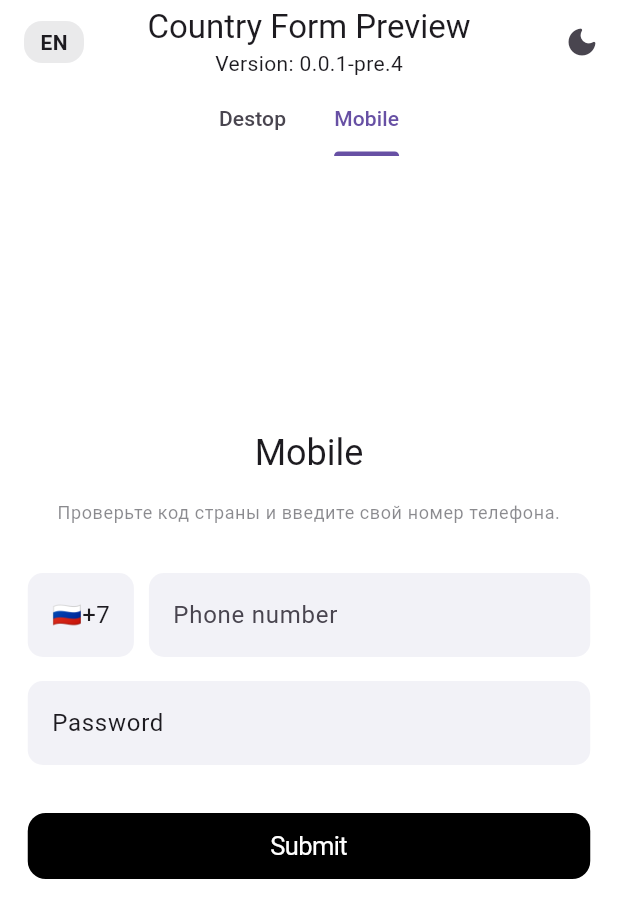
After one commit to ziqq/flutter_simple_country_picker, a Flutter app: the screen it shows after launch, tab 2 chosen, on a phone screen of 412 x 824 dp. The commit adds this screen. Shown: the top 918 px of the screen. Run offline on Flutter 3.47's test engine with Material 3 defaults, Android fonts, the phone set to English and light mode, and no system bars; missing offline and left inert: pull_down_button.

Commit message:
chore: update example

```diff
--- a/example/lib/main.dart
+++ b/example/lib/main.dart
@@ -6,7 +6,7 @@ import 'package:example/src/common/util/app_zone.dart';
 import 'package:example/src/common/util/error_util.dart';
 import 'package:example/src/common/widget/app.dart' deferred as app;
 import 'package:example/src/common/widget/app_error.dart' deferred as app_error;
-import 'package:example/src/preview/county_picker_preview.dart';
+import 'package:example/src/preview/country_picker_form_preview.dart';
 import 'package:flutter/cupertino.dart';
 import 'package:flutter/material.dart';
 
@@ -24,7 +24,7 @@ void main() => appZone(
                   (progress: progress, message: message),
               onSuccess: (_) async {
                 await app.loadLibrary();
-                runApp(app.App(home: const CountryPickerPreview()));
+                runApp(app.App(home: const CountryPickerFormPreview()));
               },
               onError: (error, stackTrace) async {
                 await app_error.loadLibrary();
--- /dev/null
+++ b/example/lib/src/common/util/country_picker_state_mixin.dart
@@ -0,0 +1,78 @@
+// Anton Ustinoff <a.a.ustinoff@gmail.com>, 14 October 2024
+
+import 'package:flutter/cupertino.dart';
+import 'package:flutter/material.dart';
+import 'package:flutter/services.dart';
+import 'package:flutter_simple_country_picker/flutter_simple_country_picker.dart';
+import 'package:l/l.dart';
+
+/// CountryPickerPreviewStateMixin.
+///
+/// {@macro county_picker_form_preview}
+mixin CountryPickerPreviewStateMixin<T extends StatefulWidget> on State<T> {
+  /// Phone controller
+  final TextEditingController controller = TextEditingController();
+
+  /// Selected country
+  final ValueNotifier<Country?> selected = ValueNotifier(null);
+
+  /// Selected country name
+  String country = 'Россия';
+
+  /// Selected country code
+  String countryCode = '7';
+
+  /// Selected country flag
+  String countryFlag = '🇷🇺';
+
+  /// Selected country mask
+  String? mask = '000 000 0000';
+
+  /// Completed phone number
+  String? get completedPhoneNumber =>
+      '+$countryCode${controller.text.replaceAll(" ", "")}';
+
+  @override
+  void dispose() {
+    controller.dispose();
+    selected.dispose();
+    super.dispose();
+  }
+
+  /// Select the country.
+  void onSelect(Country newCountry) {
+    l.i('Selected country $country');
+    selected.value = newCountry;
+    setState(() {
+      country = '${newCountry.flagEmoji} ${newCountry.nameLocalized}';
+      countryCode = newCountry.phoneCode;
+      countryFlag = newCountry.flagEmoji;
+      mask = newCountry.mask;
+    });
+    l
+      ..i('country: $country')
+      ..i('countryCode: $countryCode')
+      ..i('countryFlag: $countryFlag')
+      ..i('mask: $mask');
+  }
+
+  /// Submit the form.
+  void onSubmit() {
+    HapticFeedback.heavyImpact().ignore();
+    ScaffoldMessenger.maybeOf(context)?.showSnackBar(
+      SnackBar(
+        backgroundColor: CupertinoDynamicColor.resolve(
+          CupertinoColors.systemGreen,
+          context,
+        ),
+        content: Text(
+          'PHONE: $completedPhoneNumber',
+          style: Theme.of(context)
+              .textTheme
+              .bodyMedium
+              ?.copyWith(color: CupertinoColors.white),
+        ),
+      ),
+    );
+  }
+}
--- /dev/null
+++ b/example/lib/src/preview/country_picker_form_mobile_preview.dart
@@ -0,0 +1,136 @@
+import 'package:example/src/common/constant/constants.dart';
+import 'package:example/src/common/util/country_picker_state_mixin.dart';
+import 'package:example/src/common/widget/common_padding.dart';
+import 'package:flutter/cupertino.dart';
+import 'package:flutter/material.dart';
+import 'package:flutter_simple_country_picker/flutter_simple_country_picker.dart';
+
+/// {@template country_picker_mobile_preview}
+/// CountryPickerForm$MobilePreview widget.
+/// {@endtemplate}
+class CountryPickerForm$MobilePreview extends StatelessWidget {
+  /// {@macro country_picker_mobile_preview}
+  const CountryPickerForm$MobilePreview({
+    super.key, // ignore: unused_element
+  });
+
+  /// Title of the widget.
+  static const String title = 'Mobile';
+
+  @override
+  Widget build(BuildContext context) => const _Mobile();
+}
+
+/// {@template county_picker_form_preview}
+/// _Mobile widget.
+/// {@endtemplate}
+class _Mobile extends StatefulWidget {
+  /// {@macro county_picker_form_preview}
+  const _Mobile({
+    super.key, // ignore: unused_element
+  });
+
+  @override
+  State<_Mobile> createState() => _MobileState();
+}
+
+/// State for widget [_Mobile].
+class _MobileState extends State<_Mobile> with CountryPickerPreviewStateMixin {
+  @override
+  Widget build(BuildContext context) => Padding(
+        padding: CommonPadding.of(context),
+        child: Column(
+          crossAxisAlignment: CrossAxisAlignment.center,
+          mainAxisAlignment: MainAxisAlignment.center,
+          children: [
+            Text(
+              'Mobile',
+              style: Theme.of(context).textTheme.headlineSmall,
+              textAlign: TextAlign.center,
+            ),
+            const SizedBox(height: kDefaultPadding),
+            Text(
+              'Проверьте код страны и введите свой номер телефона.',
+              style: Theme.of(context).textTheme.bodySmall?.copyWith(
+                    color: CupertinoDynamicColor.resolve(
+                      CupertinoColors.secondaryLabel,
+                      context,
+                    ),
+                  ),
+              textAlign: TextAlign.center,
+            ),
+            const SizedBox(height: kDefaultPadding * 2),
+
+            // --- Country phone input --- //
+            CountryPhoneInput(
+              countryCode: countryCode,
+              countryFlag: countryFlag,
+              filter: kFilteredCountries,
+              onSelect: onSelect,
+              selected: selected,
+            ),
+            const SizedBox(height: kDefaultPadding),
+
+            // --- Password input --- //
+            DecoratedBox(
+              decoration: BoxDecoration(
+                color: CupertinoDynamicColor.resolve(
+                  CupertinoColors.secondarySystemBackground,
+                  context,
+                ),
+                borderRadius: const BorderRadius.all(Radius.circular(10)),
+              ),
+              child: ConstrainedBox(
+                constraints: const BoxConstraints(minHeight: 56),
+                child: Center(
+                  child: TextFormField(
+                    decoration: InputDecoration(
+                      hintStyle: Theme.of(context).textTheme.bodyLarge,
+                      hintText: 'Password',
+                      border: InputBorder.none,
+                      contentPadding: const EdgeInsets.symmetric(
+                        horizontal: kDefaultPadding,
+                      ),
+                    ),
+                  ),
+                ),
+              ),
+            ),
+            const SizedBox(height: kDefaultPadding * 2),
+
+            // --- Submit button --- //
+            SizedBox(
+              width: double.infinity,
+              child: CupertinoButton.filled(
+                padding: const EdgeInsets.symmetric(
+                  horizontal: kDefaultPadding,
+                ),
+                onPressed: onSubmit,
+                child: const Text('Submit'),
+              ),
+            ),
+
+            // --- Withe space --- //
+            const _WhiteSpaceBox(),
+          ],
+        ),
+      );
+}
+
+/// {@template county_picker_form_preview}
+/// _WhiteSpaceBox widget.
+/// {@endtemplate}
+class _WhiteSpaceBox extends StatelessWidget {
+  /// {@macro county_picker_form_preview}
+  const _WhiteSpaceBox({
+    super.key, // ignore: unused_element
+  });
+
+  @override
+  Widget build(BuildContext context) {
+    if (MediaQuery.of(context).viewPadding.bottom == 0)
+      return const SizedBox(height: kToolbarHeight);
+    else
+      return const SizedBox(height: kDefaultPadding);
+  }
+}
--- /dev/null
+++ b/example/lib/src/preview/country_picker_form_preview.dart
@@ -0,0 +1,48 @@
+import 'package:example/src/common/widget/common_header.dart';
+import 'package:example/src/preview/country_picker_form_desktop_review.dart';
+import 'package:example/src/preview/country_picker_form_mobile_preview.dart';
+import 'package:flutter/material.dart';
+
+/// List of tab previews.
+final List<Widget> _tabs = <Widget>[
+  const CountryPickerForm$DesktopPreview(),
+  const CountryPickerForm$MobilePreview(),
+];
+
+/// {@template county_picker_preview}
+/// CountryPickerFormPreview widget.
+/// {@endtemplate}
+class CountryPickerFormPreview extends StatelessWidget {
+  /// {@macro county_picker_preview}
+  const CountryPickerFormPreview({super.key});
+
+  @override
+  Widget build(BuildContext context) => Scaffold(
+        appBar: const CommonHeader('Country Form Preview'),
+        body: LayoutBuilder(
+          builder: (context, constraints) => SafeArea(
+            child: DefaultTabController(
+              length: _tabs.length,
+              child: Column(
+                children: [
+                  const SizedBox(
+                    height: 48,
+                    child: TabBar(
+                      // indicatorColor: Colors.transparent,
+                      tabAlignment: TabAlignment.center,
+                      padding: EdgeInsets.zero,
+                      dividerHeight: 0,
+                      tabs: [
+                        Tab(text: CountryPickerForm$DesktopPreview.title),
+                        Tab(text: CountryPickerForm$MobilePreview.title),
+                      ],
+                    ),
+                  ),
+                  Expanded(child: TabBarView(children: _tabs)),
+                ],
+              ),
+            ),
+          ),
+        ),
+      );
+}
--- a/example/pubspec.yaml
+++ b/example/pubspec.yaml
@@ -16,12 +16,16 @@ dependencies:
   flutter_localizations:
     sdk: flutter
 
+
   # Utilyties
+  collection: any
   async: any
   meta: any
   l: ^4.0.2
 
+  # Ui & Widgets
   cupertino_icons: ^1.0.8
+  pull_down_button: ^0.10.2
 
   flutter_simple_country_picker:
     path: ../
```
Also changed, not shown: example/lib/src/preview/country_phone_input_experimental_preview.dart (renamed from example/lib/src/preview/county_phone_input_experimental_preview.dart, +8 -8 lines), example/lib/src/preview/country_picker_form_desktop_review.dart (added, +302 -0 lines), example/lib/src/preview/county_picker_form_preview.dart (deleted, +0 -143 lines), example/lib/src/common/constant/pubspec.yaml.g.dart, example/lib/src/preview/country_picker_preview.dart (renamed from example/lib/src/preview/county_picker_preview.dart), example/pubspec.lock.
